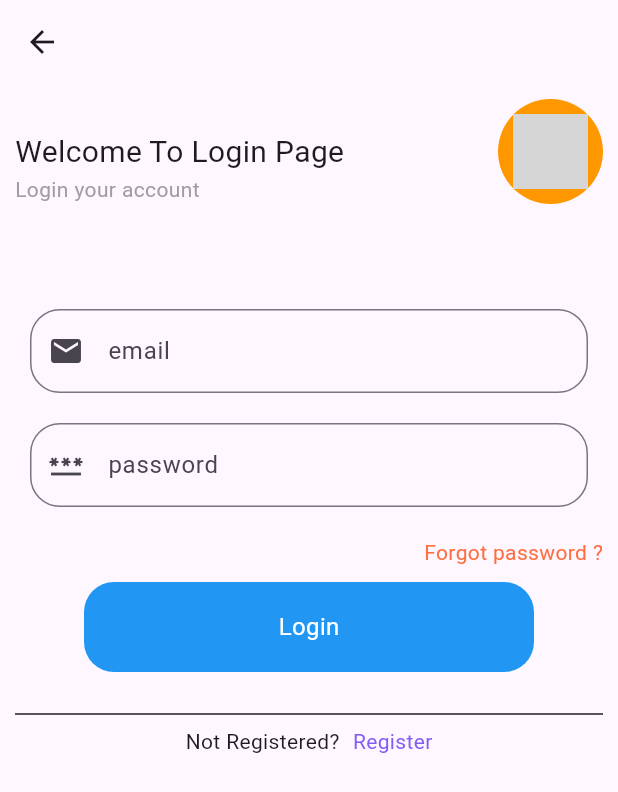
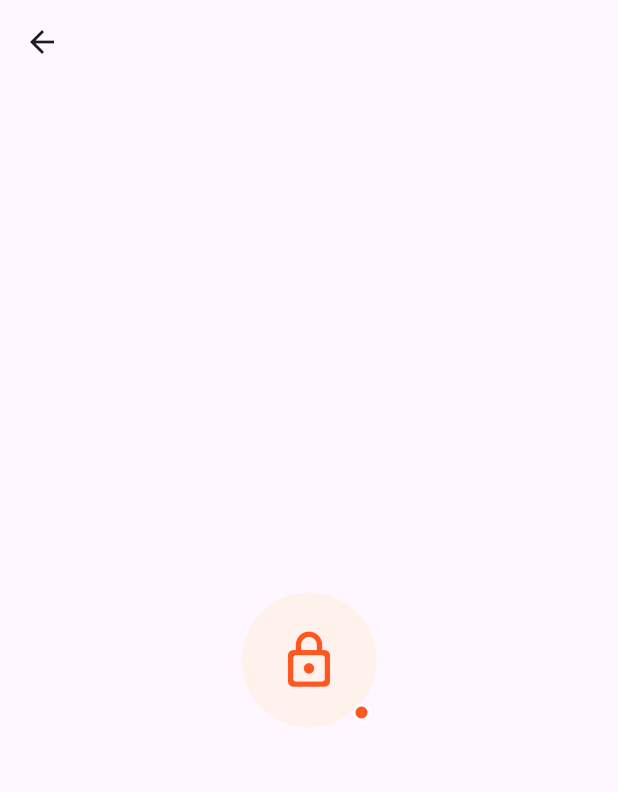
Before and after one commit to mdmehedidesktop-dotcom/navigation-, a Flutter app: the screen it shows after launch, on a phone screen of 412 x 824 dp. Shown: the top 792 px of the screen. Run offline on Flutter 3.47's test engine with Material 3 defaults, Android fonts, the phone set to English and light mode, and no system bars; grey boxes are pictures that could not be loaded.

Commit message:
UPdate project

```diff
--- /dev/null
+++ b/lib/Screen/forgot_password.dart
@@ -0,0 +1,49 @@
+import 'package:flutter/material.dart';
+class ForgotPassword extends StatefulWidget {
+  const ForgotPassword({super.key});
+
+  @override
+  State<ForgotPassword> createState() => _ForgotPasswordState();
+}
+
+class _ForgotPasswordState extends State<ForgotPassword> {
+  @override
+  Widget build(BuildContext context) {
+    return Scaffold(
+      appBar: AppBar(leading: Icon(Icons.arrow_back),),
+      body: SafeArea(child: Center(child: SingleChildScrollView(
+        padding: EdgeInsets.all(12),
+        child: Column(
+          mainAxisAlignment: MainAxisAlignment.center,
+          children: [
+            Stack(
+              alignment: Alignment.center,
+              children: [
+                Container(
+                  height: 90,
+                  width: 90,
+                  decoration: BoxDecoration(
+                    color: Color(0XFFFFF2ED),
+                    shape: BoxShape.circle
+                  ),
+                  child: Icon(Icons.lock_outline_rounded,size: 42,color: Color(0XFFFF5722),),
+                ),
+                Positioned(
+                  right: 4,
+                  bottom: 4,
+                  child: Container(
+                    padding: EdgeInsets.all(4),
+                    decoration: BoxDecoration(color: Color(0XFFFF5722),
+                      shape: BoxShape.circle,
+                      border: Border.all(color:Colors.white,width: 2)
+                    ),
+                  ),
+                )
+              ],
+            )
+          ],
+        ),
+      ),)),
+    );
+  }
+}
--- a/lib/main.dart
+++ b/lib/main.dart
@@ -1,4 +1,5 @@
 import 'package:flutter/material.dart';
+import 'package:navigaton_screen/Screen/forgot_password.dart';
 import 'package:navigaton_screen/Screen/login_screen.dart';
 
 import 'Screen/reg_screen.dart';
@@ -11,7 +12,7 @@ class Myapp extends StatelessWidget {
   @override
   Widget build(BuildContext context) {
     return MaterialApp(debugShowCheckedModeBanner: false,
-      home:LoginScreen() ,
+      home:ForgotPassword() ,
     );
   }
 }
```
